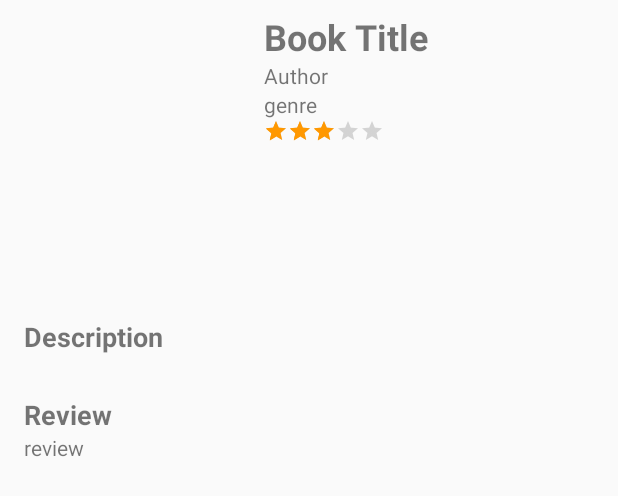
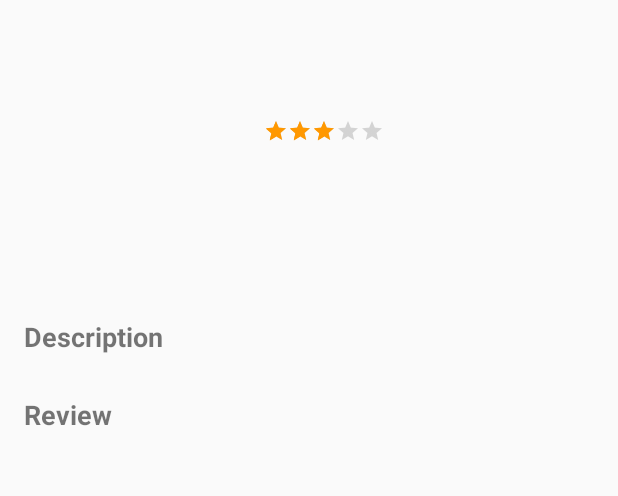
Before and after one commit to lachlan-eagling/Bookbase, an Android app: the layout fragment_view_book.xml on its own in the app's theme, with its tools: preview values and no code run, on a phone screen of 412 x 824 dp. Shown: the top 496 px of the screen. Run offline under Robolectric (Android 15) with nearby library versions, the phone set to English and light mode, and no system bars.

Commit message:
Remove hardcoded strings

```diff
--- a/app/src/main/res/layout/fragment_view_book.xml
+++ b/app/src/main/res/layout/fragment_view_book.xml
@@ -20,7 +20,6 @@
             android:layout_marginLeft="8dp"
             android:layout_marginStart="8dp"
             android:background="@android:color/transparent"
-            android:text="Book Title"
             android:textSize="24sp"
             android:textStyle="bold"
             app:layout_constraintEnd_toEndOf="parent"
@@ -35,7 +34,6 @@
             android:layout_marginLeft="8dp"
             android:layout_marginRight="16dp"
             android:layout_marginStart="8dp"
-            android:text="Author"
             app:layout_constraintEnd_toEndOf="parent"
             app:layout_constraintRight_toRightOf="parent"
             app:layout_constraintStart_toStartOf="@+id/guideline3"
@@ -109,7 +107,6 @@
             android:layout_marginLeft="8dp"
             android:layout_marginRight="8dp"
             android:layout_marginStart="8dp"
-            android:text="genre"
             app:layout_constraintEnd_toEndOf="parent"
             app:layout_constraintStart_toStartOf="@+id/guideline3"
             app:layout_constraintTop_toBottomOf="@+id/view_book_author" />
@@ -139,7 +136,6 @@
             android:layout_marginLeft="16dp"
             android:layout_marginRight="16dp"
             android:layout_marginStart="16dp"
-            android:text="review"
             app:layout_constraintEnd_toEndOf="parent"
             app:layout_constraintStart_toStartOf="parent"
             app:layout_constraintTop_toBottomOf="@+id/view-book-lbl-review" />
```
